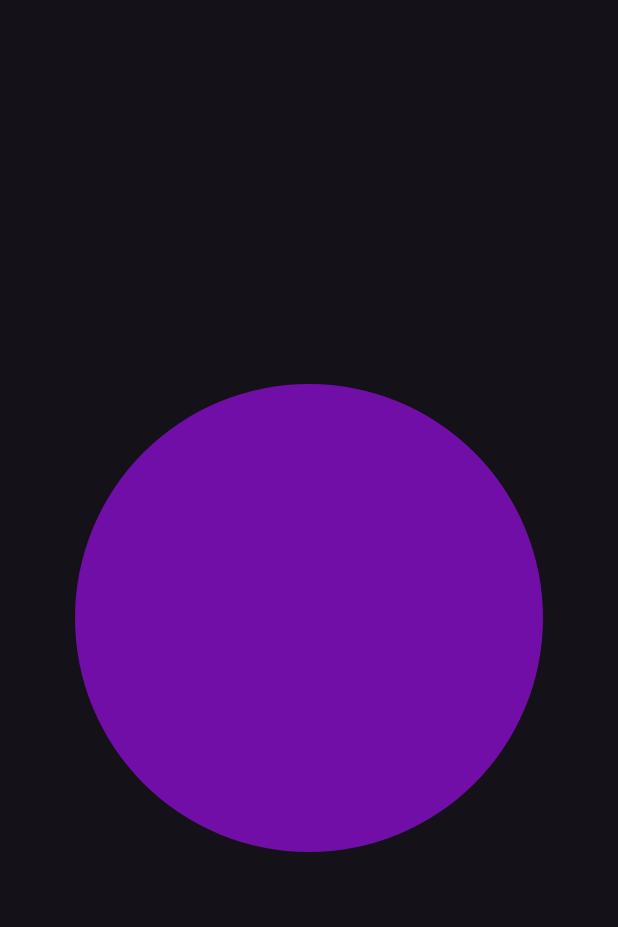
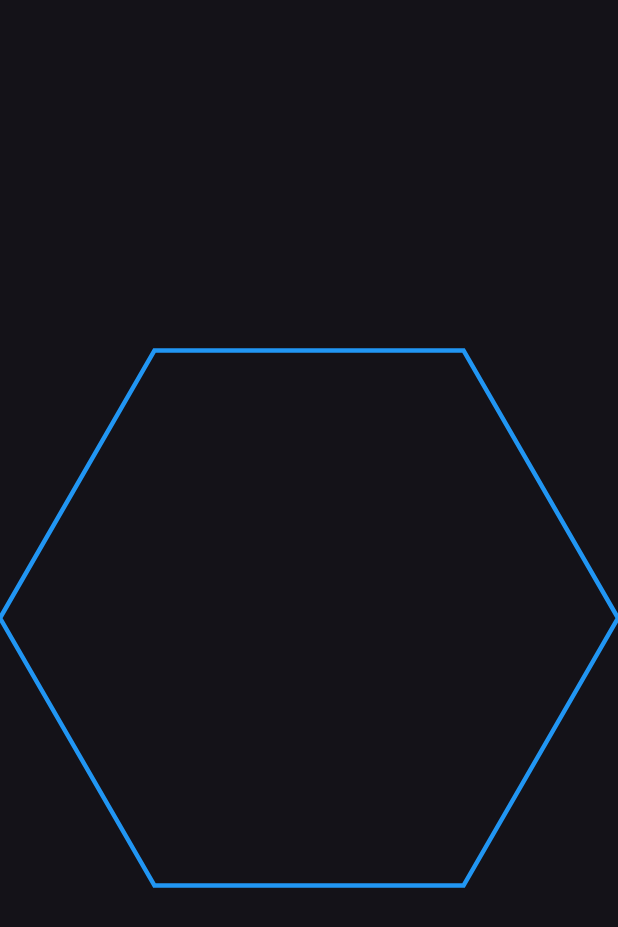
Before and after one commit to kaljitism/flutter_animation_basics, a Flutter app: the screen it shows after launch, on a phone screen of 412 x 824 dp. Shown: the top 927 px of the screen. Run offline on Flutter 3.47's test engine with Material 3 defaults, Android fonts, the phone set to English and light mode, and no system bars.

Commit message:
created polygon using custom painter.

```diff
--- /dev/null
+++ b/lib/custom_shapes_ndChained_animations.dart
@@ -0,0 +1,68 @@
+import 'dart:math' show pi, sin, cos;
+
+import 'package:flutter/material.dart';
+
+class CustomShapesAnimation extends StatefulWidget {
+  const CustomShapesAnimation({super.key});
+
+  @override
+  State<CustomShapesAnimation> createState() => _CustomShapesAnimationState();
+}
+
+class _CustomShapesAnimationState extends State<CustomShapesAnimation> {
+  @override
+  Widget build(BuildContext context) {
+    return Scaffold(
+      body: Center(
+        child: CustomPaint(
+          painter: Polygon(sides: 6),
+          child: SizedBox(
+            width: MediaQuery.of(context).size.width,
+            height: MediaQuery.of(context).size.width,
+          ),
+        ),
+      ),
+    );
+  }
+}
+
+class Polygon extends CustomPainter {
+  final int sides;
+
+  Polygon({required this.sides});
+
+  @override
+  void paint(Canvas canvas, Size size) {
+    final paint = Paint()
+      ..color = Colors.blue
+      ..style = PaintingStyle.stroke
+      ..strokeCap = StrokeCap.round
+      ..strokeWidth = 3;
+
+    final path = Path();
+
+    final center = Offset(size.width / 2, size.width / 2);
+    final radius = size.width / 2;
+    final angle = (2 * pi) / sides;
+    final angles = List.generate(sides, (index) => index * angle);
+
+    path.moveTo(
+      center.dx + radius * cos(0),
+      center.dy + radius * sin(0),
+    );
+
+    for (final angle in angles) {
+      path.lineTo(
+        center.dx + radius * cos(angle),
+        center.dy + radius * sin(angle),
+      );
+    }
+    path.close();
+
+    canvas.drawPath(path, paint);
+  }
+
+  @override
+  bool shouldRepaint(covariant CustomPainter oldDelegate) =>
+      oldDelegate is Polygon && oldDelegate.sides != sides;
+}
--- a/lib/main.dart
+++ b/lib/main.dart
@@ -1,5 +1,5 @@
 import 'package:flutter/material.dart';
-import 'package:flutter_animation_basics/tween_color_animation.dart';
+import 'package:flutter_animation_basics/custom_shapes_ndChained_animations.dart';
 
 void main() {
   runApp(const MyAnimationApp());
@@ -14,7 +14,7 @@
       debugShowCheckedModeBanner: false,
       title: 'Animation App',
       theme: ThemeData.dark(useMaterial3: true),
-      home: const TweenColorAnimation(),
+      home: const CustomShapesAnimation(),
     );
   }
 }
--- a/lib/my_router.dart
+++ b/lib/my_router.dart
@@ -1,9 +1,9 @@
 import 'package:flutter/material.dart';
 import 'package:flutter_animation_basics/3d_cube_animation.dart';
 import 'package:flutter_animation_basics/chained_animation.dart';
+import 'package:flutter_animation_basics/custom_shapes_ndChained_animations.dart';
 import 'package:flutter_animation_basics/hero_animation.dart';
 import 'package:flutter_animation_basics/implicit_rotateY_animation.dart';
-import 'package:flutter_animation_basics/tween_color_animation.dart';
 import 'package:flutter_animation_basics/zoom_animation.dart';
 
 class MyRouter extends StatefulWidget {
@@ -82,11 +82,11 @@
               Navigator.push(
                 context,
                 MaterialPageRoute(
-                  builder: (context) => const TweenColorAnimation(),
+                  builder: (context) => const CustomShapesAnimation(),
                 ),
               );
             },
-            title: const Text('Color Blend Animation'),
+            title: const Text('Custom Shapes Animation'),
           ),
         ],
       ),
```
